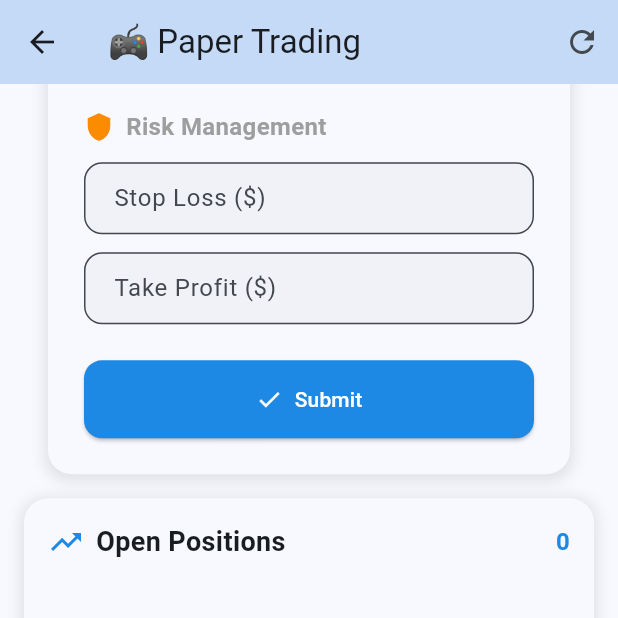
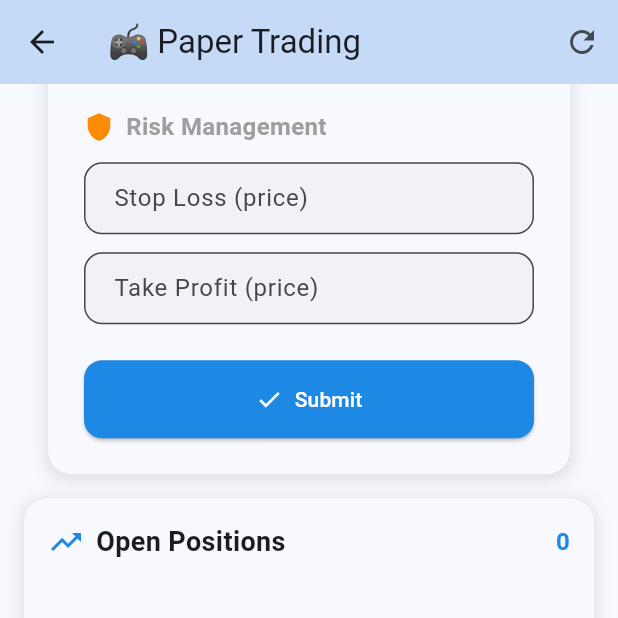
Before and after one commit to faifan143/syp_forex_app, a Flutter app: the ComprehensivePaperTradingPage screen opened directly, scrolled down 1152 dp, on a phone screen of 412 x 824 dp, the top half of it. Run offline on Flutter 3.47's test engine with Material 3 defaults, Android fonts, the phone set to English and light mode, and no system bars; our stand-ins replace get, iconly, pull_to_refresh, shared_preferences; accounts and stored records are empty; network calls fail.

Commit message:
Update ComprehensivePaperTradingPage UI for clarity in stop loss and take profit inputs
- Changed label text for stop loss and take profit fields from currency to price format for better user understanding.
- Updated hint text to provide clearer examples for input values.
- Adjusted displayed values for stop loss and take profit to show precision without currency symbols, enhancing readability.

```diff
--- a/lib/pages/comprehensive_paper_trading_page.dart
+++ b/lib/pages/comprehensive_paper_trading_page.dart
@@ -1718,8 +1718,8 @@ class _ComprehensivePaperTradingPageState
                     controller: _stopLossController,
                     keyboardType: TextInputType.number,
                     decoration: InputDecoration(
-                      labelText: '${'stopLoss'.tr} (\$)',
-                      hintText: 'usdExample'.tr,
+                      labelText: '${'stopLoss'.tr} (price)',
+                      hintText: 'e.g. 1.0850',
                       border: OutlineInputBorder(
                         borderRadius: BorderRadius.circular(12),
                       ),
@@ -1738,8 +1738,8 @@ class _ComprehensivePaperTradingPageState
                     controller: _takeProfitController,
                     keyboardType: TextInputType.number,
                     decoration: InputDecoration(
-                      labelText: 'Take Profit (\$)',
-                      hintText: 'usdExample100'.tr,
+                      labelText: '${'takeProfit'.tr} (price)',
+                      hintText: 'e.g. 1.0950',
                       border: OutlineInputBorder(
                         borderRadius: BorderRadius.circular(12),
                       ),
@@ -1764,8 +1764,8 @@ class _ComprehensivePaperTradingPageState
                       controller: _stopLossController,
                       keyboardType: TextInputType.number,
                       decoration: InputDecoration(
-                        labelText: '${'stopLoss'.tr} (\$)',
-                        hintText: 'usdExample'.tr,
+                        labelText: '${'stopLoss'.tr} (price)',
+                        hintText: 'e.g. 1.0850',
                         border: OutlineInputBorder(
                           borderRadius: BorderRadius.circular(12),
                         ),
@@ -1782,8 +1782,8 @@ class _ComprehensivePaperTradingPageState
                       controller: _takeProfitController,
                       keyboardType: TextInputType.number,
                       decoration: InputDecoration(
-                        labelText: '${'takeProfit'.tr} (\$)',
-                        hintText: 'usdExample100'.tr,
+                        labelText: '${'takeProfit'.tr} (price)',
+                        hintText: 'e.g. 1.0950',
                         border: OutlineInputBorder(
                           borderRadius: BorderRadius.circular(12),
                         ),
@@ -2062,7 +2062,7 @@ class _ComprehensivePaperTradingPageState
                 ),
                 if (position.stopLoss > 0)
                   Text(
-                    '${'sl'.tr}: \$${_calculateDollarAmount(position).toStringAsFixed(2)}',
+                    '${'sl'.tr}: ${position.stopLoss.toStringAsFixed(5)}',
                   ),
               ],
             ),
@@ -2073,7 +2073,7 @@ class _ComprehensivePaperTradingPageState
                 mainAxisAlignment: MainAxisAlignment.spaceBetween,
                 children: [
                   Text(
-                    '${'tp'.tr}: \$${_calculateDollarAmount(position, isTakeProfit: true).toStringAsFixed(2)}',
+                    '${'tp'.tr}: ${position.takeProfit.toStringAsFixed(5)}',
                   ),
                   const SizedBox(),
                 ],
```
